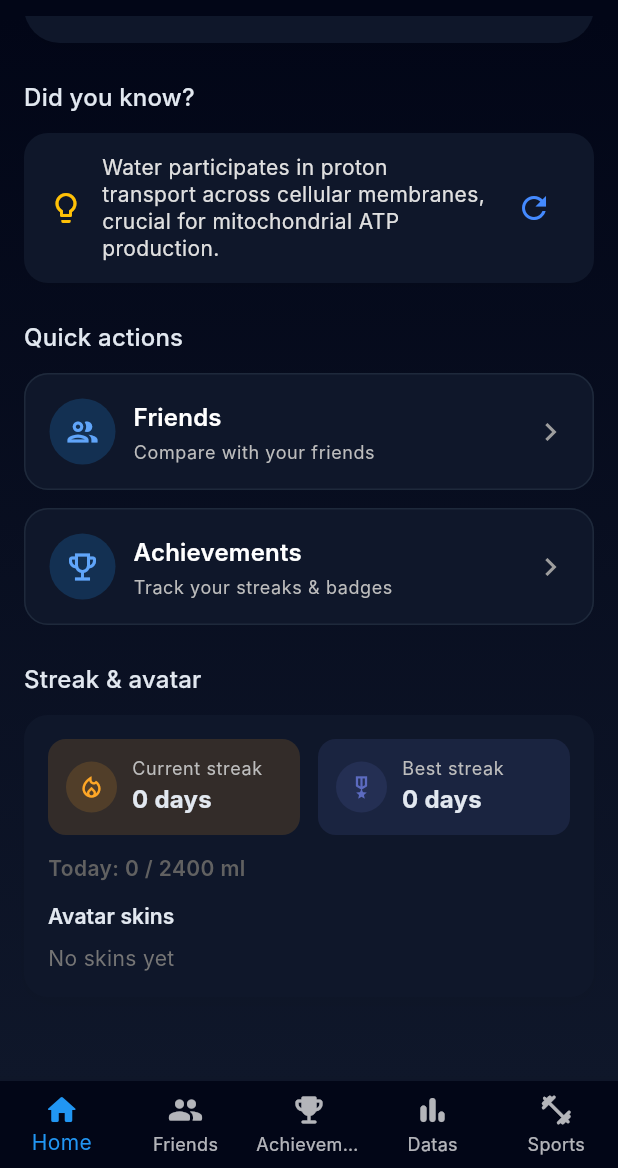
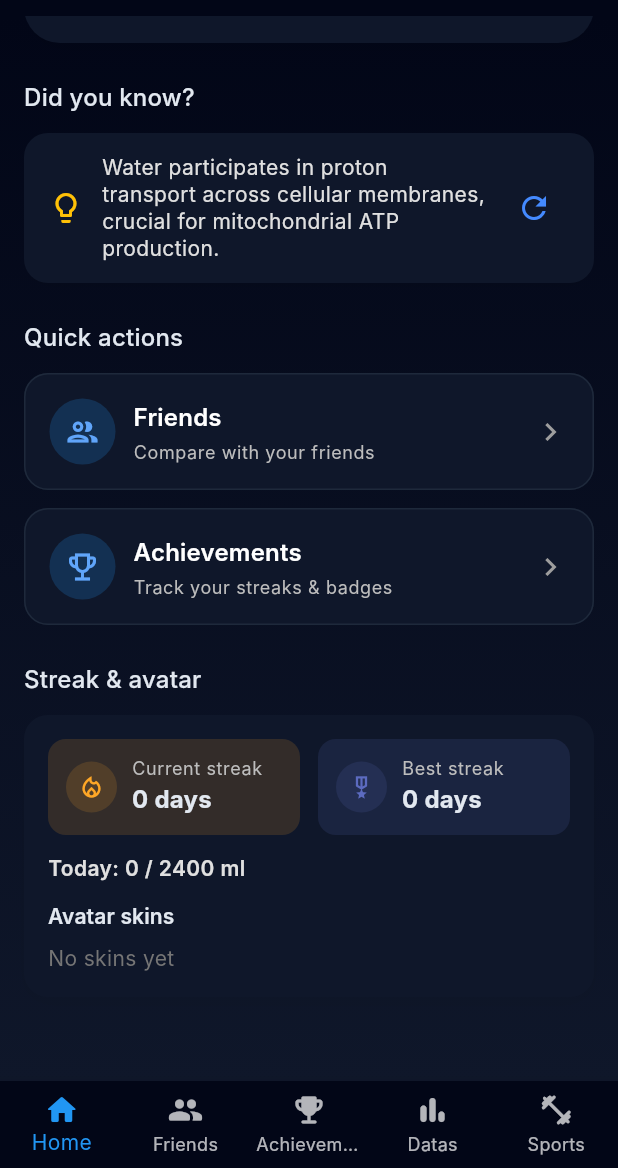
Before and after one commit to Yigtwxx/WaterPulse, a Flutter app: the HomeScreen screen opened by its route, scrolled down 476 dp, on a phone screen of 412 x 824 dp, the part 68-1236 px from its top. Run offline on Flutter 3.47's test engine with Material 3 defaults, Android fonts, the phone set to English and light mode, and no system bars; our stand-ins replace dio, flutter_local_notifications, flutter_riverpod, go_router, shared_preferences, timezone; missing offline and left inert: window_size; accounts and stored records are empty; network calls fail; Roboto replaces fonts that are missing (Inter); statements that could not run were skipped.

```diff
--- a/frontend/lib/features/home/widgets/streak_card.dart
+++ b/frontend/lib/features/home/widgets/streak_card.dart
@@ -74,7 +74,10 @@ class StreakCard extends StatelessWidget {
                       ? '${AppLocalizations.of(context)!.homeToday}: $currentMl / $dailyGoal ml'
                       : '${AppLocalizations.of(context)!.homeToday}: $currentMl ml',
                   style: theme.textTheme.bodyMedium?.copyWith(
-                      color: Colors.grey[700], fontWeight: FontWeight.w600),
+                      color: theme.brightness == Brightness.dark
+                          ? Colors.grey[300]
+                          : Colors.grey[700],
+                      fontWeight: FontWeight.w600),
                 ),
                 const SizedBox(height: 12),
                 Text(
```
